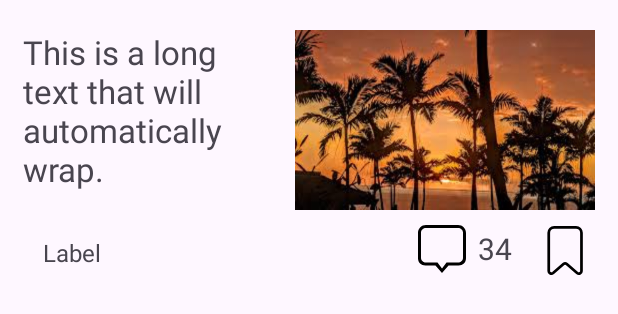
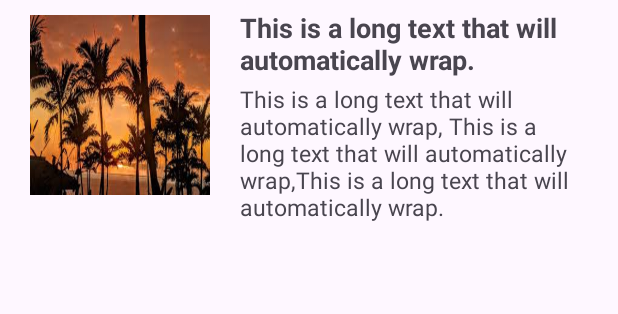
Before and after one commit to truonggiahuy8423/NewsAndroidApplication, an Android app: the layout history_item_view.xml on its own in the app's theme, with its tools: preview values and no code run, on a phone screen of 412 x 824 dp. Shown: the top 314 px of the screen. Run offline under Robolectric (Android 15) with nearby library versions, the phone set to English and light mode, and no system bars.

Commit message:
finish task

```diff
--- a/app/build.gradle
+++ b/app/build.gradle
@@ -37,7 +37,6 @@ dependencies {
     implementation 'androidx.appcompat:appcompat:1.6.1'
     implementation 'com.google.android.material:material:1.11.0'
     implementation 'androidx.constraintlayout:constraintlayout:2.1.4'
-    implementation 'androidx.relativelayout:relativelayout:2.1.4'
     implementation 'androidx.recyclerview:recyclerview:1.3.2'
     testImplementation 'junit:junit:4.13.2'
     androidTestImplementation 'androidx.test.ext:junit:1.1.5'
--- a/app/src/main/java/com/example/newsandroidproject/HistoryRecyclerViewHolder.java
+++ b/app/src/main/java/com/example/newsandroidproject/HistoryRecyclerViewHolder.java
@@ -14,10 +14,7 @@ public class HistoryRecyclerViewHolder extends RecyclerView.ViewHolder {
     public HistoryRecyclerViewHolder(@NonNull View itemView) {
         super(itemView);
         imgViewThumbnail = itemView.findViewById(R.id.item_image);
-        imgViewComment = itemView.findViewById(R.id.item_comment);
-        imgViewBookmark = itemView.findViewById(R.id.item_bookmark);
         txtViewTittle = itemView.findViewById(R.id.item_tittle);
-        txtViewSource = itemView.findViewById(R.id.item_source);
-        txtViewCount = itemView.findViewById(R.id.item_comment_count);
+        txtViewSource = itemView.findViewById(R.id.item_content);
     }
 }
--- a/app/src/main/java/com/example/newsandroidproject/HistoryViewAdapter.java
+++ b/app/src/main/java/com/example/newsandroidproject/HistoryViewAdapter.java
@@ -28,11 +28,8 @@ public class HistoryViewAdapter extends RecyclerView.Adapter<HistoryRecyclerView
     @Override
     public void onBindViewHolder(@NonNull HistoryRecyclerViewHolder holder, int position) {
         holder.txtViewTittle.setText(items.get(position).getTittle());
-        holder.txtViewSource.setText(items.get(position).getSource());
-        holder.txtViewCount.setText(items.get(position).getCommentCount());
+        holder.txtViewSource.setText(items.get(position).getContent());
         holder.imgViewThumbnail.setImageResource(items.get(position).getThumbnailImage());
-        holder.imgViewComment.setImageResource(items.get(position).getBookmarkImage());
-        holder.imgViewBookmark.setImageResource(items.get(position).getBookmarkImage());
     }
 
     @Override
--- a/app/src/main/res/layout/history_item_view.xml
+++ b/app/src/main/res/layout/history_item_view.xml
@@ -5,69 +5,39 @@
     android:layout_width="match_parent"
     android:layout_height="wrap_content">
 
+    <ImageView
+        android:id="@+id/item_image"
+        android:layout_width="120dp"
+        android:layout_height="120dp"
+        android:layout_alignParentStart="true"
+        android:layout_marginStart="20dp"
+        android:layout_marginEnd="15dp"
+        android:layout_marginTop="10dp"
+        android:scaleType="fitXY"
+        android:src="@drawable/thumbnail_image"></ImageView>
+
     <TextView
         android:id="@+id/item_tittle"
         android:layout_width="wrap_content"
         android:layout_height="wrap_content"
-        android:layout_alignParentStart="true"
-        android:layout_alignTop="@id/item_image"
-        android:layout_marginStart="15dp"
-        android:layout_marginEnd="30dp"
-        android:layout_toStartOf="@id/item_image"
+        android:layout_alignStart="@id/item_image"
+        android:layout_marginStart="140dp"
+        android:layout_marginTop="6dp"
         android:text="This is a long text that will automatically wrap."
         android:textAlignment="viewStart"
-        android:textSize="22sp"></TextView>
+        android:textSize="18sp"
+        android:textStyle="bold"></TextView>
 
     <TextView
-        android:id="@+id/item_source"
+        android:id="@+id/item_content"
         android:layout_width="wrap_content"
         android:layout_height="wrap_content"
-        android:layout_below="@id/item_tittle"
-        android:layout_alignStart="@id/item_tittle"
-        android:layout_marginStart="13dp"
-        android:layout_marginTop="30dp"
-        android:text="Label"
-        android:textSize="16sp"></TextView>
+        android:layout_alignStart="@id/item_image"
+        android:layout_marginStart="140dp"
+        android:layout_marginTop="55dp"
+        android:text="This is a long text that will automatically wrap, This is a long text that will automatically wrap,This is a long text that will automatically wrap."
+        android:textAlignment="viewStart"
+        android:textSize="15sp"></TextView>
 
-    <ImageView
-        android:id="@+id/item_image"
-        android:layout_width="200dp"
-        android:layout_height="120dp"
-        android:layout_alignParentEnd="true"
-        android:layout_marginTop="20dp"
-        android:layout_marginEnd="15dp"
-        android:scaleType="fitXY"
-        android:src="@drawable/thumbnail_image"></ImageView>
-
-    <ImageView
-        android:id="@+id/item_comment"
-        android:layout_width="40dp"
-        android:layout_height="40dp"
-        android:layout_below="@+id/item_image"
-        android:layout_alignStart="@id/item_source"
-        android:layout_marginStart="250dp"
-        android:layout_marginTop="10dp"
-        android:src="@drawable/comment_icon"></ImageView>
-
-    <TextView
-        android:id="@+id/item_comment_count"
-        android:layout_width="wrap_content"
-        android:layout_height="wrap_content"
-        android:layout_alignStart="@id/item_comment"
-        android:layout_alignTop="@id/item_comment"
-        android:layout_marginStart="40dp"
-        android:layout_marginTop="2dp"
-        android:text="34"
-        android:textSize="20sp"></TextView>
-
-    <ImageView
-        android:id="@+id/item_bookmark"
-        android:layout_width="40dp"
-        android:layout_height="40dp"
-        android:layout_alignStart="@id/item_comment_count"
-        android:layout_below="@id/item_image"
-        android:layout_marginTop="3dp"
-        android:layout_marginStart="35dp"
-        android:src="@drawable/bookmark_icon"></ImageView>
 
 </RelativeLayout>
```
Also changed, not shown: app/src/main/java/com/example/newsandroidproject/HistoryFragment.java (added, +71 -0 lines), app/src/main/java/com/example/newsandroidproject/HistoryViewItem.java (+7 -39 lines), app/src/main/java/com/example/newsandroidproject/MainActivity.java (+9 -0 lines), app/src/main/java/com/example/newsandroidproject/SettingFragment.java (+19 -2 lines), app/src/main/res/drawable/thumbnail_1.jpg (added), app/src/main/res/drawable/thumbnail_2.jpg (added), app/src/main/res/drawable/thumbnail_3.jpg (added), app/src/main/res/drawable/thumbnail_4.jpg (added).
